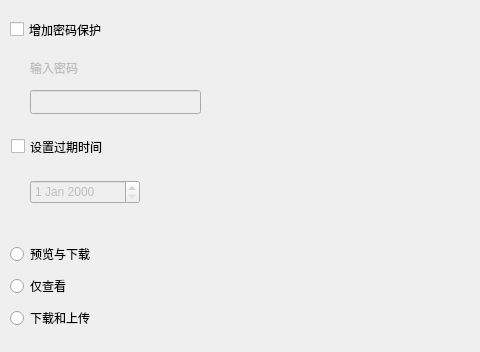
Qt form ShareConf.ui (luoxuanzao/seafile-python) before a commit; both pictures show x 0 to 480 and y 0 to 352 of the 688 by 454 pixel window.
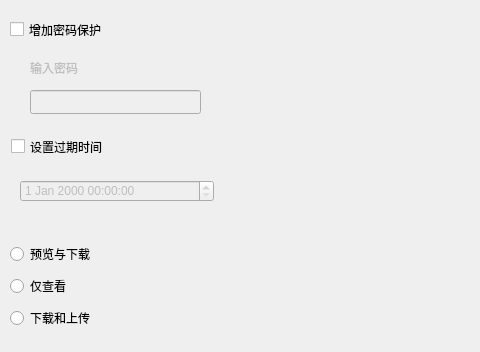
The same form after that commit.

Commit message: feat: 设置配置逻辑

```diff
--- a/ShareConf.ui
+++ b/ShareConf.ui
@@ -61,19 +61,6 @@
     <string>设置过期时间</string>
    </property>
   </widget>
-  <widget class="QDateEdit" name="dateEdit">
-   <property name="enabled">
-    <bool>false</bool>
-   </property>
-   <property name="geometry">
-    <rect>
-     <x>30</x>
-     <y>180</y>
-     <width>110</width>
-     <height>24</height>
-    </rect>
-   </property>
-  </widget>
   <widget class="QWidget" name="widget_2" native="true">
    <property name="geometry">
     <rect>
@@ -145,6 +132,19 @@
     </rect>
    </property>
   </widget>
+  <widget class="QDateTimeEdit" name="Expiration">
+   <property name="enabled">
+    <bool>false</bool>
+   </property>
+   <property name="geometry">
+    <rect>
+     <x>20</x>
+     <y>180</y>
+     <width>194</width>
+     <height>22</height>
+    </rect>
+   </property>
+  </widget>
  </widget>
  <tabstops>
   <tabstop>SetPassword</tabstop>
```
Left out of the diff: 53 changed lines with no effect on the pictures. The commit also changes 2 other files.
